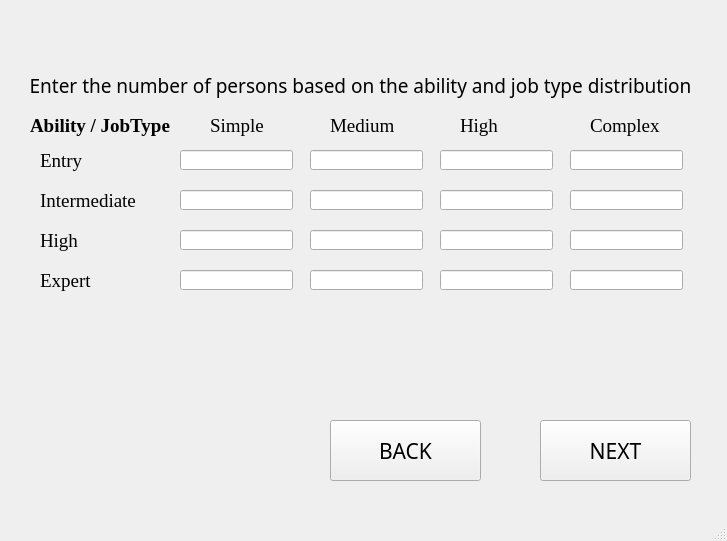
First picture: the form in ui_files/ability_jobType_screen.ui, repository yorozuya-2003/institutional_benchmarking_model, before the edit.
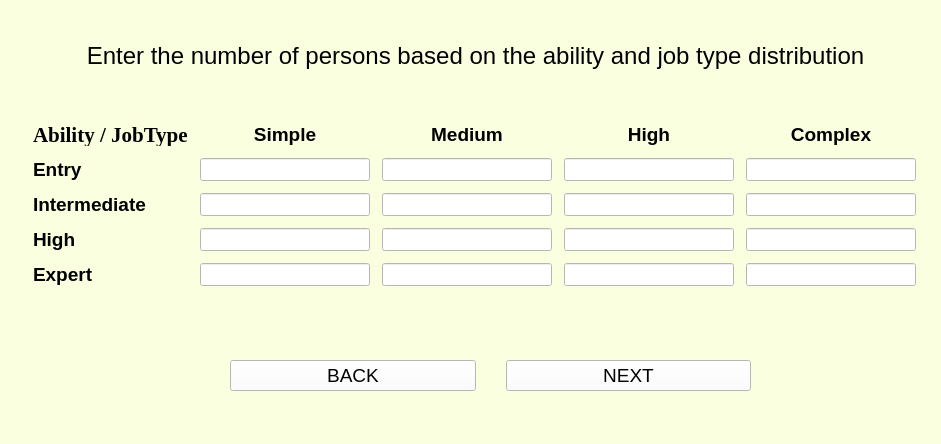
Second picture: the form after the edit.

```diff
--- a/ui_files/ability_jobType_screen.ui
+++ b/ui_files/ability_jobType_screen.ui
@@ -6,27 +6,78 @@
    <rect>
     <x>0</x>
     <y>0</y>
-    <width>727</width>
-    <height>541</height>
+    <width>941</width>
+    <height>444</height>
    </rect>
   </property>
   <property name="windowTitle">
    <string>MainWindow</string>
   </property>
+  <property name="styleSheet">
+   <string notr="true">background-color:rgb(250, 255, 224)</string>
+  </property>
   <widget class="QWidget" name="centralwidget">
-   <widget class="QLabel" name="label">
+   <widget class="QLabel" name="label_10">
+    <property name="geometry">
+     <rect>
+      <x>0</x>
+      <y>40</y>
+      <width>951</width>
+      <height>31</height>
+     </rect>
+    </property>
+    <property name="font">
+     <font>
+      <family>Arial</family>
+      <pointsize>18</pointsize>
+     </font>
+    </property>
+    <property name="text">
+     <string>Enter the number of persons based on the ability and job type distribution</string>
+    </property>
+    <property name="alignment">
+     <set>Qt::AlignCenter</set>
+    </property>
+   </widget>
+   <widget class="QWidget" name="">
     <property name="geometry">
      <rect>
       <x>30</x>
-      <y>110</y>
-      <width>141</width>
-      <height>31</height>
+      <y>120</y>
+      <width>891</width>
+      <height>171</height>
      </rect>
     </property>
     <property name="font">
      <font>
+      <family>Arial</family>
+      <pointsize>12</pointsize>
+      <weight>50</weight>
+      <bold>false</bold>
+     </font>
+    </property>
+    <layout class="QGridLayout" name="gridLayout">
+     <property name="leftMargin">
+      <number>3</number>
+     </property>
+     <property name="topMargin">
+      <number>3</number>
+     </property>
+     <property name="rightMargin">
+      <number>5</number>
+     </property>
+     <property name="bottomMargin">
+      <number>5</number>
+     </property>
+     <property name="spacing">
+      <number>12</number>
+     </property>
+     <item row="0" column="0">
+      <widget class="QLabel" name="label">
+       <property name="font">
+        <font>
       <family>Times New Roman</family>
-      <pointsize>14</pointsize>
+         <pointsize>16</pointsize>
       <weight>75</weight>
       <bold>true</bold>
      </font>
@@ -35,477 +86,437 @@
      <string>Ability / JobType</string>
     </property>
    </widget>
+     </item>
+     <item row="0" column="1">
+      <widget class="QLabel" name="label_6">
+       <property name="font">
+        <font>
+         <family>Arial</family>
+         <pointsize>14</pointsize>
+         <weight>75</weight>
+         <bold>true</bold>
+        </font>
+       </property>
+       <property name="text">
+        <string>Simple</string>
+       </property>
+       <property name="alignment">
+        <set>Qt::AlignCenter</set>
+       </property>
+      </widget>
+     </item>
+     <item row="0" column="2">
+      <widget class="QLabel" name="label_7">
+       <property name="font">
+        <font>
+         <family>Arial</family>
+         <pointsize>14</pointsize>
+         <weight>75</weight>
+         <bold>true</bold>
+        </font>
+       </property>
+       <property name="text">
+        <string>Medium</string>
+       </property>
+       <property name="alignment">
+        <set>Qt::AlignCenter</set>
+       </property>
+      </widget>
+     </item>
+     <item row="0" column="3">
+      <widget class="QLabel" name="label_8">
+       <property name="font">
+        <font>
+         <family>Arial</family>
+         <pointsize>14</pointsize>
+         <weight>75</weight>
+         <bold>true</bold>
+        </font>
+       </property>
+       <property name="text">
+        <string>High</string>
+       </property>
+       <property name="alignment">
+        <set>Qt::AlignCenter</set>
+       </property>
+      </widget>
+     </item>
+     <item row="0" column="4">
+      <widget class="QLabel" name="label_9">
+       <property name="font">
+        <font>
+         <family>Arial</family>
+         <pointsize>14</pointsize>
+         <weight>75</weight>
+         <bold>true</bold>
+        </font>
+       </property>
+       <property name="text">
+        <string>Complex</string>
+       </property>
+       <property name="alignment">
+        <set>Qt::AlignCenter</set>
+       </property>
+      </widget>
+     </item>
+     <item row="1" column="0">
    <widget class="QLabel" name="label_2">
-    <property name="geometry">
-     <rect>
-      <x>40</x>
-      <y>150</y>
-      <width>61</width>
-      <height>21</height>
-     </rect>
-    </property>
     <property name="font">
      <font>
-      <family>Times New Roman</family>
+         <family>Arial</family>
       <pointsize>14</pointsize>
+         <weight>75</weight>
+         <bold>true</bold>
      </font>
     </property>
     <property name="text">
      <string>Entry</string>
     </property>
    </widget>
-   <widget class="QLabel" name="label_3">
-    <property name="geometry">
-     <rect>
-      <x>40</x>
-      <y>190</y>
-      <width>111</width>
-      <height>21</height>
-     </rect>
-    </property>
-    <property name="font">
-     <font>
-      <family>Times New Roman</family>
-      <pointsize>14</pointsize>
-     </font>
-    </property>
-    <property name="text">
-     <string>Intermediate</string>
-    </property>
-   </widget>
-   <widget class="QLabel" name="label_4">
-    <property name="geometry">
-     <rect>
-      <x>40</x>
-      <y>230</y>
-      <width>61</width>
-      <height>21</height>
-     </rect>
-    </property>
-    <property name="font">
-     <font>
-      <family>Times New Roman</family>
-      <pointsize>14</pointsize>
-     </font>
-    </property>
-    <property name="text">
-     <string>High</string>
-    </property>
-   </widget>
-   <widget class="QLabel" name="label_5">
-    <property name="geometry">
-     <rect>
-      <x>40</x>
-      <y>270</y>
-      <width>61</width>
-      <height>21</height>
-     </rect>
-    </property>
-    <property name="font">
-     <font>
-      <family>Times New Roman</family>
-      <pointsize>14</pointsize>
-     </font>
-    </property>
-    <property name="text">
-     <string>Expert</string>
-    </property>
-   </widget>
+     </item>
+     <item row="1" column="1">
    <widget class="QLineEdit" name="s1">
-    <property name="geometry">
-     <rect>
-      <x>180</x>
-      <y>150</y>
-      <width>113</width>
-      <height>20</height>
-     </rect>
-    </property>
     <property name="font">
      <font>
-      <family>Cambria</family>
-      <pointsize>10</pointsize>
-     </font>
-    </property>
-   </widget>
+         <family>Arial</family>
+         <pointsize>12</pointsize>
+         <weight>50</weight>
+         <bold>false</bold>
+        </font>
+       </property>
+       <property name="styleSheet">
+        <string notr="true">background-color:rgb(255, 255, 255)</string>
+       </property>
+      </widget>
+     </item>
+     <item row="1" column="2">
    <widget class="QLineEdit" name="m1">
-    <property name="geometry">
-     <rect>
-      <x>310</x>
-      <y>150</y>
-      <width>113</width>
-      <height>20</height>
-     </rect>
-    </property>
     <property name="font">
      <font>
-      <family>Cambria</family>
-      <pointsize>10</pointsize>
-     </font>
-    </property>
+         <family>Arial</family>
+         <pointsize>12</pointsize>
+         <weight>50</weight>
+         <bold>false</bold>
+        </font>
+       </property>
+       <property name="styleSheet">
+        <string notr="true">background-color:rgb(255, 255, 255)</string>
+       </property>
     <property name="text">
      <string/>
     </property>
    </widget>
-   <widget class="QLineEdit" name="c1">
-    <property name="geometry">
-     <rect>
-      <x>570</x>
-      <y>150</y>
-      <width>113</width>
-      <height>20</height>
-     </rect>
-    </property>
-    <property name="font">
-     <font>
-      <family>Cambria</family>
-      <pointsize>10</pointsize>
-     </font>
-    </property>
-   </widget>
+     </item>
+     <item row="1" column="3">
    <widget class="QLineEdit" name="h1">
-    <property name="geometry">
-     <rect>
-      <x>440</x>
-      <y>150</y>
-      <width>113</width>
-      <height>20</height>
-     </rect>
-    </property>
+       <property name="font">
+        <font>
+         <family>Arial</family>
+         <pointsize>12</pointsize>
+         <weight>50</weight>
+         <bold>false</bold>
+        </font>
+       </property>
+       <property name="styleSheet">
+        <string notr="true">background-color:rgb(255, 255, 255)</string>
+       </property>
+      </widget>
+     </item>
+     <item row="1" column="4">
+      <widget class="QLineEdit" name="c1">
     <property name="font">
      <font>
-      <family>Cambria</family>
-      <pointsize>10</pointsize>
-     </font>
-    </property>
-   </widget>
+         <family>Arial</family>
+         <pointsize>12</pointsize>
+         <weight>50</weight>
+         <bold>false</bold>
+        </font>
+       </property>
+       <property name="styleSheet">
+        <string notr="true">background-color:rgb(255, 255, 255)</string>
+       </property>
+      </widget>
+     </item>
+     <item row="2" column="0">
+      <widget class="QLabel" name="label_3">
+       <property name="font">
+        <font>
+         <family>Arial</family>
+         <pointsize>14</pointsize>
+         <weight>75</weight>
+         <bold>true</bold>
+        </font>
+       </property>
+       <property name="text">
+        <string>Intermediate</string>
+       </property>
+      </widget>
+     </item>
+     <item row="2" column="1">
+      <widget class="QLineEdit" name="s2">
+       <property name="font">
+        <font>
+         <family>Arial</family>
+         <pointsize>12</pointsize>
+         <weight>50</weight>
+         <bold>false</bold>
+        </font>
+       </property>
+       <property name="styleSheet">
+        <string notr="true">background-color:rgb(255, 255, 255)</string>
+       </property>
+      </widget>
+     </item>
+     <item row="2" column="2">
    <widget class="QLineEdit" name="m2">
-    <property name="geometry">
-     <rect>
-      <x>310</x>
-      <y>190</y>
-      <width>113</width>
-      <height>20</height>
-     </rect>
-    </property>
     <property name="font">
      <font>
-      <family>Cambria</family>
-      <pointsize>10</pointsize>
-     </font>
-    </property>
-   </widget>
+         <family>Arial</family>
+         <pointsize>12</pointsize>
+         <weight>50</weight>
+         <bold>false</bold>
+        </font>
+       </property>
+       <property name="styleSheet">
+        <string notr="true">background-color:rgb(255, 255, 255)</string>
+       </property>
+      </widget>
+     </item>
+     <item row="2" column="3">
    <widget class="QLineEdit" name="h2">
-    <property name="geometry">
-     <rect>
-      <x>440</x>
-      <y>190</y>
-      <width>113</width>
-      <height>20</height>
-     </rect>
-    </property>
     <property name="font">
      <font>
-      <family>Cambria</family>
-      <pointsize>10</pointsize>
-     </font>
-    </property>
-   </widget>
-   <widget class="QLineEdit" name="s2">
-    <property name="geometry">
-     <rect>
-      <x>180</x>
-      <y>190</y>
-      <width>113</width>
-      <height>20</height>
-     </rect>
-    </property>
-    <property name="font">
-     <font>
-      <family>Cambria</family>
-      <pointsize>10</pointsize>
-     </font>
-    </property>
-   </widget>
+         <family>Arial</family>
+         <pointsize>12</pointsize>
+         <weight>50</weight>
+         <bold>false</bold>
+        </font>
+       </property>
+       <property name="styleSheet">
+        <string notr="true">background-color:rgb(255, 255, 255)</string>
+       </property>
+      </widget>
+     </item>
+     <item row="2" column="4">
    <widget class="QLineEdit" name="c2">
-    <property name="geometry">
-     <rect>
-      <x>570</x>
-      <y>190</y>
-      <width>113</width>
-      <height>20</height>
-     </rect>
-    </property>
     <property name="font">
      <font>
-      <family>Cambria</family>
-      <pointsize>10</pointsize>
-     </font>
-    </property>
-   </widget>
-   <widget class="QLineEdit" name="h4">
-    <property name="geometry">
-     <rect>
-      <x>440</x>
-      <y>270</y>
-      <width>113</width>
-      <height>20</height>
-     </rect>
-    </property>
-    <property name="font">
-     <font>
-      <family>Cambria</family>
-      <pointsize>10</pointsize>
-     </font>
-    </property>
-   </widget>
-   <widget class="QLineEdit" name="s4">
-    <property name="geometry">
-     <rect>
-      <x>180</x>
-      <y>270</y>
-      <width>113</width>
-      <height>20</height>
-     </rect>
-    </property>
+         <family>Arial</family>
+         <pointsize>12</pointsize>
+         <weight>50</weight>
+         <bold>false</bold>
+        </font>
+       </property>
+       <property name="styleSheet">
+        <string notr="true">background-color:rgb(255, 255, 255)</string>
+       </property>
+      </widget>
+     </item>
+     <item row="3" column="0">
+      <widget class="QLabel" name="label_4">
     <property name="font">
      <font>
-      <family>Cambria</family>
-      <pointsize>10</pointsize>
-     </font>
-    </property>
-   </widget>
-   <widget class="QLineEdit" name="c4">
-    <property name="geometry">
-     <rect>
-      <x>570</x>
-      <y>270</y>
-      <width>113</width>
-      <height>20</height>
-     </rect>
-    </property>
-    <property name="font">
-     <font>
-      <family>Cambria</family>
-      <pointsize>10</pointsize>
-     </font>
-    </property>
-   </widget>
-   <widget class="QLineEdit" name="m4">
-    <property name="geometry">
-     <rect>
-      <x>310</x>
-      <y>270</y>
-      <width>113</width>
-      <height>20</height>
-     </rect>
-    </property>
+         <family>Arial</family>
+         <pointsize>14</pointsize>
+         <weight>75</weight>
+         <bold>true</bold>
+        </font>
+       </property>
+       <property name="text">
+        <string>High</string>
+       </property>
+      </widget>
+     </item>
+     <item row="3" column="1">
+      <widget class="QLineEdit" name="s3">
     <property name="font">
      <font>
-      <family>Cambria</family>
-      <pointsize>10</pointsize>
-     </font>
-    </property>
-   </widget>
+         <family>Arial</family>
+         <pointsize>12</pointsize>
+         <weight>50</weight>
+         <bold>false</bold>
+        </font>
+       </property>
+       <property name="styleSheet">
+        <string notr="true">background-color:rgb(255, 255, 255)</string>
+       </property>
+      </widget>
+     </item>
+     <item row="3" column="2">
    <widget class="QLineEdit" name="m3">
-    <property name="geometry">
-     <rect>
-      <x>310</x>
-      <y>230</y>
-      <width>113</width>
-      <height>20</height>
-     </rect>
-    </property>
     <property name="font">
      <font>
-      <family>Cambria</family>
-      <pointsize>10</pointsize>
-     </font>
-    </property>
-   </widget>
+         <family>Arial</family>
+         <pointsize>12</pointsize>
+         <weight>50</weight>
+         <bold>false</bold>
+        </font>
+       </property>
+       <property name="styleSheet">
+        <string notr="true">background-color:rgb(255, 255, 255)</string>
+       </property>
+      </widget>
+     </item>
+     <item row="3" column="3">
    <widget class="QLineEdit" name="h3">
-    <property name="geometry">
-     <rect>
-      <x>440</x>
-      <y>230</y>
-      <width>113</width>
-      <height>20</height>
-     </rect>
-    </property>
     <property name="font">
      <font>
-      <family>Cambria</family>
-      <pointsize>10</pointsize>
-     </font>
-    </property>
-   </widget>
-   <widget class="QLineEdit" name="s3">
-    <property name="geometry">
-     <rect>
-      <x>180</x>
-      <y>230</y>
-      <width>113</width>
-      <height>20</height>
-     </rect>
-    </property>
-    <property name="font">
-     <font>
-      <family>Cambria</family>
-      <pointsize>10</pointsize>
-     </font>
-    </property>
-   </widget>
+         <family>Arial</family>
+         <pointsize>12</pointsize>
+         <weight>50</weight>
+         <bold>false</bold>
+        </font>
+       </property>
+       <property name="styleSheet">
+        <string notr="true">background-color:rgb(255, 255, 255)</string>
+       </property>
+      </widget>
+     </item>
+     <item row="3" column="4">
    <widget class="QLineEdit" name="c3">
-    <property name="geometry">
-     <rect>
-      <x>570</x>
-      <y>230</y>
-      <width>113</width>
-      <height>20</height>
-     </rect>
-    </property>
     <property name="font">
      <font>
-      <family>Cambria</family>
-      <pointsize>10</pointsize>
-     </font>
-    </property>
-   </widget>
-   <widget class="QLabel" name="label_6">
-    <property name="geometry">
-     <rect>
-      <x>210</x>
-      <y>110</y>
-      <width>61</width>
-      <height>31</height>
-     </rect>
-    </property>
+         <family>Arial</family>
+         <pointsize>12</pointsize>
+         <weight>50</weight>
+         <bold>false</bold>
+        </font>
+       </property>
+       <property name="styleSheet">
+        <string notr="true">background-color:rgb(255, 255, 255)</string>
+       </property>
+      </widget>
+     </item>
+     <item row="4" column="0">
+      <widget class="QLabel" name="label_5">
     <property name="font">
      <font>
-      <family>Times New Roman</family>
+         <family>Arial</family>
       <pointsize>14</pointsize>
+         <weight>75</weight>
+         <bold>true</bold>
      </font>
     </property>
     <property name="text">
-     <string>Simple</string>
-    </property>
-   </widget>
-   <widget class="QLabel" name="label_7">
-    <property name="geometry">
-     <rect>
-      <x>330</x>
-      <y>110</y>
-      <width>71</width>
-      <height>31</height>
-     </rect>
-    </property>
+        <string>Expert</string>
+       </property>
+      </widget>
+     </item>
+     <item row="4" column="1">
+      <widget class="QLineEdit" name="s4">
     <property name="font">
      <font>
-      <family>Times New Roman</family>
-      <pointsize>14</pointsize>
-     </font>
-    </property>
-    <property name="text">
-     <string>Medium</string>
-    </property>
-   </widget>
-   <widget class="QLabel" name="label_8">
-    <property name="geometry">
-     <rect>
-      <x>460</x>
-      <y>110</y>
-      <width>61</width>
-      <height>31</height>
-     </rect>
-    </property>
+         <family>Arial</family>
+         <pointsize>12</pointsize>
+         <weight>50</weight>
+         <bold>false</bold>
+        </font>
+       </property>
+       <property name="styleSheet">
+        <string notr="true">background-color:rgb(255, 255, 255)</string>
+       </property>
+      </widget>
+     </item>
+     <item row="4" column="2">
+      <widget class="QLineEdit" name="m4">
     <property name="font">
      <font>
-      <family>Times New Roman</family>
-      <pointsize>14</pointsize>
-     </font>
-    </property>
-    <property name="text">
-     <string>High</string>
-    </property>
-   </widget>
-   <widget class="QLabel" name="label_9">
-    <property name="geometry">
-     <rect>
-      <x>590</x>
-      <y>110</y>
-      <width>81</width>
-      <height>31</height>
-     </rect>
-    </property>
+         <family>Arial</family>
+         <pointsize>12</pointsize>
+         <weight>50</weight>
+         <bold>false</bold>
+        </font>
+       </property>
+       <property name="styleSheet">
+        <string notr="true">background-color:rgb(255, 255, 255)</string>
+       </property>
+      </widget>
+     </item>
+     <item row="4" column="3">
+      <widget class="QLineEdit" name="h4">
     <property name="font">
      <font>
-      <family>Times New Roman</family>
-      <pointsize>14</pointsize>
-     </font>
-    </property>
-    <property name="text">
-     <string>Complex</string>
-    </property>
-   </widget>
-   <widget class="QLabel" name="label_10">
-    <property name="geometry">
-     <rect>
-      <x>20</x>
-      <y>70</y>
-      <width>681</width>
-      <height>31</height>
-     </rect>
-    </property>
+         <family>Arial</family>
+         <pointsize>12</pointsize>
+         <weight>50</weight>
+         <bold>false</bold>
+        </font>
+       </property>
+       <property name="styleSheet">
+        <string notr="true">background-color:rgb(255, 255, 255)</string>
+       </property>
+      </widget>
+     </item>
+     <item row="4" column="4">
+      <widget class="QLineEdit" name="c4">
     <property name="font">
      <font>
-      <family>Corbel</family>
-      <pointsize>14</pointsize>
-     </font>
-    </property>
-    <property name="text">
-     <string>Enter the number of persons based on the ability and job type distribution</string>
-    </property>
-    <property name="alignment">
-     <set>Qt::AlignCenter</set>
-    </property>
-   </widget>
-   <widget class="QPushButton" name="nextButton">
+         <family>Arial</family>
+         <pointsize>12</pointsize>
+         <weight>50</weight>
+         <bold>false</bold>
+        </font>
+       </property>
+       <property name="styleSheet">
+        <string notr="true">background-color:rgb(255, 255, 255)</string>
+       </property>
+      </widget>
+     </item>
+    </layout>
+   </widget>
+   <widget class="QWidget" name="">
     <property name="geometry">
      <rect>
-      <x>540</x>
-      <y>420</y>
-      <width>151</width>
-      <height>61</height>
+      <x>230</x>
+      <y>350</y>
+      <width>521</width>
+      <height>51</height>
      </rect>
     </property>
     <property name="font">
      <font>
-      <family>Corbel Light</family>
-      <pointsize>16</pointsize>
+      <family>Arial</family>
+      <pointsize>14</pointsize>
      </font>
     </property>
-    <property name="text">
-     <string>NEXT</string>
-    </property>
-   </widget>
+    <layout class="QGridLayout" name="gridLayout_2">
+     <property name="horizontalSpacing">
+      <number>30</number>
+     </property>
+     <item row="0" column="0">
    <widget class="QPushButton" name="backButton">
-    <property name="geometry">
-     <rect>
-      <x>330</x>
-      <y>420</y>
-      <width>151</width>
-      <height>61</height>
-     </rect>
-    </property>
     <property name="font">
      <font>
-      <family>Corbel Light</family>
-      <pointsize>16</pointsize>
-     </font>
-    </property>
+         <family>Arial</family>
+         <pointsize>14</pointsize>
+        </font>
+       </property>
+       <property name="styleSheet">
+        <string notr="true">background-color:rgb(255, 255, 255)</string>
+       </property>
     <property name="text">
      <string>BACK</string>
     </property>
    </widget>
+     </item>
+     <item row="0" column="1">
+      <widget class="QPushButton" name="nextButton">
+       <property name="font">
+        <font>
+         <family>Arial</family>
+         <pointsize>14</pointsize>
+        </font>
+       </property>
+       <property name="styleSheet">
+        <string notr="true">background-color:rgb(255, 255, 255)</string>
+       </property>
+       <property name="text">
+        <string>NEXT</string>
+       </property>
+      </widget>
+     </item>
+    </layout>
+   </widget>
   </widget>
   <widget class="QMenuBar" name="menubar">
    <property name="geometry">
```
Left out of the diff: 4 changed lines with no effect on the pictures. Lines whose indentation alone changed are shown as unchanged.
